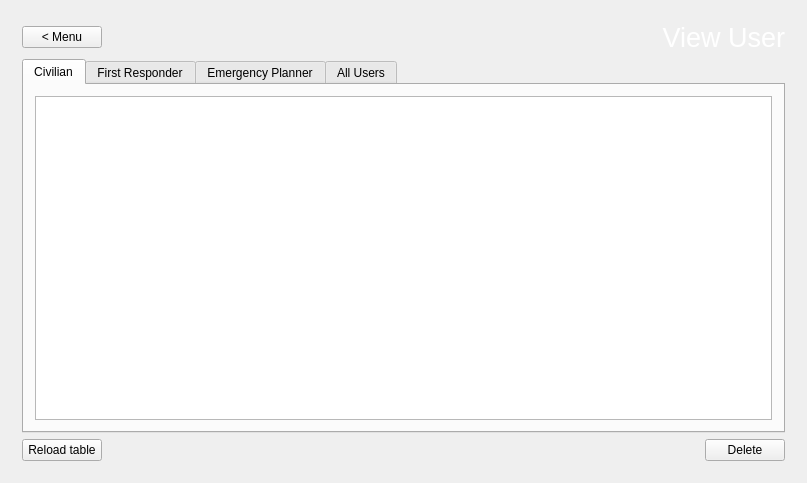
Above: gui/mainwindow.ui from XinChen96/Emergency-Response-System before the change. Below: the same form after it.
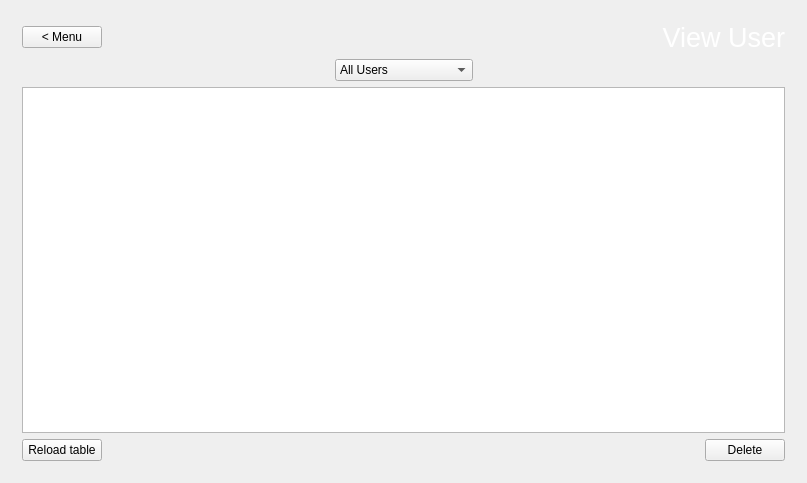
That is the form after the change. The open tabs and pages were chosen to show the change. Icons and pictures are not drawn.

Commit message: Switched from tab widget to combox widget for viewing database table. This significantly reduced the amount of code written for methods and pointers produced. GUI class now looks cleaner

```diff
--- a/gui/mainwindow.ui
+++ b/gui/mainwindow.ui
@@ -2512,7 +2512,7 @@
        </widget>
       </widget>
       <widget class="QWidget" name="page_2">
-       <layout class="QVBoxLayout" name="verticalLayout_21">
+       <layout class="QVBoxLayout" name="verticalLayout_17">
         <item>
          <layout class="QHBoxLayout" name="deleteUserTitle">
           <item>
@@ -2550,79 +2550,66 @@
          </layout>
         </item>
         <item>
-         <widget class="QTabWidget" name="userTableTab">
+         <layout class="QHBoxLayout" name="identityLayOutDeleteUser">
+          <item>
+           <spacer name="horizontalSpacer_8">
+            <property name="orientation">
+             <enum>Qt::Horizontal</enum>
+            </property>
+            <property name="sizeHint" stdset="0">
+             <size>
+              <width>40</width>
+              <height>20</height>
+             </size>
+            </property>
+           </spacer>
+          </item>
+          <item>
+           <widget class="QComboBox" name="identityDeleteUser">
+            <item>
+             <property name="text">
+              <string>All Users</string>
+             </property>
+            </item>
+            <item>
+             <property name="text">
+              <string>Civilian</string>
+             </property>
+            </item>
+            <item>
+             <property name="text">
+              <string>First Responder</string>
+             </property>
+            </item>
+            <item>
+             <property name="text">
+              <string>Emergency Planner</string>
+             </property>
+            </item>
+           </widget>
+          </item>
+          <item>
+           <spacer name="horizontalSpacer_7">
+            <property name="orientation">
+             <enum>Qt::Horizontal</enum>
+            </property>
+            <property name="sizeHint" stdset="0">
+             <size>
+              <width>40</width>
+              <height>20</height>
+             </size>
+            </property>
+           </spacer>
+          </item>
+         </layout>
+        </item>
+        <item>
+         <widget class="QTableView" name="allUserTableView">
           <property name="font">
            <font>
             <family>Helvetica</family>
            </font>
           </property>
-          <property name="currentIndex">
-           <number>0</number>
-          </property>
-          <widget class="QWidget" name="civilianTableTab">
-           <attribute name="title">
-            <string>Civilian</string>
-           </attribute>
-           <layout class="QVBoxLayout" name="verticalLayout_17">
-            <item>
-             <widget class="QTableView" name="civilianTableView">
-              <property name="font">
-               <font>
-                <family>Helvetica</family>
-               </font>
-              </property>
-             </widget>
-            </item>
-           </layout>
-          </widget>
-          <widget class="QWidget" name="responderTableTab">
-           <attribute name="title">
-            <string>First Responder</string>
-           </attribute>
-           <layout class="QVBoxLayout" name="verticalLayout_19">
-            <item>
-             <widget class="QTableView" name="responderTableView">
-              <property name="font">
-               <font>
-                <family>Helvetica</family>
-               </font>
-              </property>
-             </widget>
-            </item>
-           </layout>
-          </widget>
-          <widget class="QWidget" name="plannerTableTab">
-           <attribute name="title">
-            <string>Emergency Planner</string>
-           </attribute>
-           <layout class="QVBoxLayout" name="verticalLayout_22">
-            <item>
-             <widget class="QTableView" name="plannerTableView">
-              <property name="font">
-               <font>
-                <family>Helvetica</family>
-               </font>
-              </property>
-             </widget>
-            </item>
-           </layout>
-          </widget>
-          <widget class="QWidget" name="allUserTableTab">
-           <attribute name="title">
-            <string>All Users</string>
-           </attribute>
-           <layout class="QVBoxLayout" name="verticalLayout_25">
-            <item>
-             <widget class="QTableView" name="allUserTableView">
-              <property name="font">
-               <font>
-                <family>Helvetica</family>
-               </font>
-              </property>
-             </widget>
-            </item>
-           </layout>
-          </widget>
          </widget>
         </item>
         <item>
```
Left out of the diff: 2 changed lines with no effect on the pictures. The commit also changes 2 other files.
